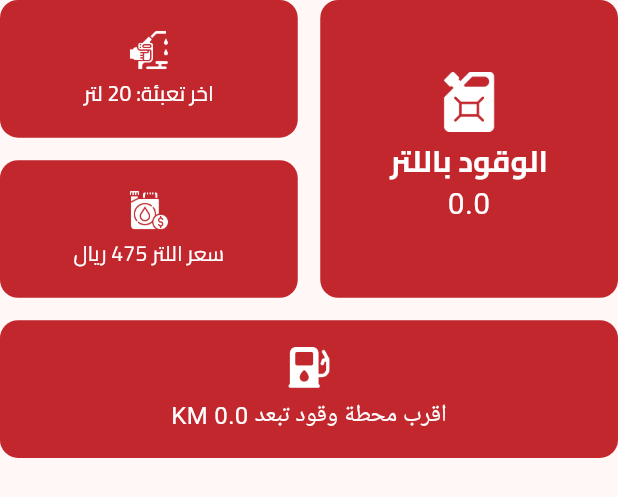
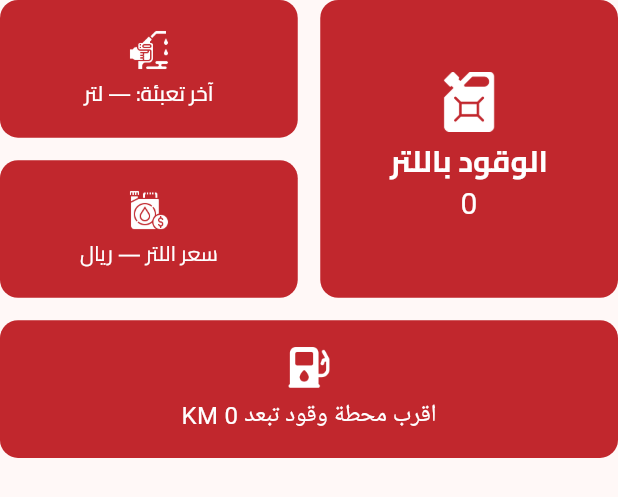
Before and after one commit to odaibishr/Car-Fuel-Monitor, a Flutter app: the CarInfoList widget shown alone on an empty page, opened directly with empty values, on a phone screen of 412 x 824 dp. Shown: the top 497 px of the screen. Run offline on Flutter 3.47's test engine with Material 3 defaults, Android fonts, the phone set to English and light mode, and no system bars; our stand-ins replace bloc, cloud_firestore, dartz, dashed_circular_progress_bar, dio, firebase_core and 7 more; accounts and stored records are empty; network calls fail.

Commit message:
refactor car info list and add liters card & refill card

```diff
--- a/lib/components/car_info_list.dart
+++ /dev/null
@@ -1,145 +0,0 @@
-// ignore_for_file: public_member_api_docs, sort_constructors_first
-import 'package:flutter/material.dart';
-import 'package:flutter_staggered_grid_view/flutter_staggered_grid_view.dart';
-
-import 'package:car_monitor/components/cart_info.dart';
-
-import '../car_assets.dart';
-import '../core/theme/font_styles.dart';
-
-// ignore: must_be_immutable
-class CarInfoList extends StatelessWidget {
-  CarInfoList({
-    super.key,
-    required this.fuelLetters,
-    required this.nearestDistance,
-  });
-  final double fuelLetters;
-  final double nearestDistance;
-
-  List<Map<String, dynamic>> contents = [
-    {
-      'image': const Image(
-          image: AssetImage(Assets.assetsAssetsFuelPump),
-          height: 40,
-          width: 40),
-      'text': const Text(
-        "اخر تعبئة: 20 لتر",
-        style: TextStyle(
-            color: Colors.white, fontSize: 20, fontWeight: FontWeight.w500),
-      ),
-    },
-    {
-      'image': const Image(
-          image: AssetImage(Assets.assetsAssetsGasoline),
-          height: 28,
-          width: 28),
-      'text': const Text(
-        "اخر تعبئة: 20 لتر",
-        style: TextStyle(
-            color: Colors.white, fontSize: 14, fontWeight: FontWeight.w500),
-      ),
-    },
-    {
-      'image': const Image(
-          image: AssetImage(Assets.assetsAssetsFuelMoney),
-          height: 28,
-          width: 28),
-      'text': const Text(
-        "سعر اللتر ${475} ريال",
-        style: TextStyle(color: Colors.white, fontSize: 14),
-      ),
-    },
-    const {
-      'image': Image(
-          image: AssetImage(Assets.assetsAssetsFuelPump),
-          height: 30,
-          width: 30),
-      'text': Text(
-        "اقرب محطة وقود ${1}k",
-        style: TextStyle(color: Colors.white, fontSize: 16),
-      ),
-    }
-  ];
-
-  @override
-  Widget build(BuildContext context) {
-    return GridView.custom(
-        shrinkWrap: true,
-        gridDelegate: SliverQuiltedGridDelegate(
-          crossAxisCount: 4,
-          mainAxisSpacing: 15.0,
-          crossAxisSpacing: 15.0,
-          repeatPattern: QuiltedGridRepeatPattern.inverted,
-          pattern: const [
-            QuiltedGridTile(2, 2),
-            QuiltedGridTile(1, 2),
-            QuiltedGridTile(1, 2),
-            QuiltedGridTile(1, 4),
-          ],
-        ),
-        childrenDelegate: SliverChildBuilderDelegate(
-          (context, index) => index == 0
-              ? CartInfo(
-                  text: Text.rich(
-                    textAlign: TextAlign.center,
-                    TextSpan(
-                      children: [
-                        const TextSpan(
-                          text: "الوقود باللتر \n",
-                          style: FontStyles.titleWhite, // تنسيق النص الأول
-                        ),
-                        TextSpan(
-                          text: "$fuelLetters ", // قيمة fuelLetters
-                          style: const TextStyle(
-                            color: Colors.white,
-                            fontSize: 20,
-                          ),
-                        ),
-                      ],
-                    ),
-                  ),
-                  image: const Image(
-                    image: AssetImage(Assets.assetsAssetsGasCan),
-                    height: 40,
-                    width: 40,
-                  ),
-                )
-              : index == 3
-                  ? CartInfo(
-                      text: Text.rich(
-                        textAlign: TextAlign.center,
-                        TextSpan(
-                          children: [
-                            const TextSpan(
-                              text: "اقرب محطة وقود تبعد",
-                              style: TextStyle(
-                                fontSize: 16,
-                                color: Colors.white,
-                              ), // تنسيق النص الأول
-                            ),
-                            TextSpan(
-                              text:
-                                  " $nearestDistance KM", // قيمة nearestDistance
-                              style: const TextStyle(
-                                color: Colors.white,
-                                fontSize: 16,
-                              ),
-                            ),
-                          ],
-                        ),
-                      ),
-                      image: const Image(
-                        image: AssetImage(Assets.assetsAssetsFuelPump),
-                        height: 30,
-                        width: 30,
-                      ),
-                    )
-                  : CartInfo(
-                      text: contents[index]["text"],
-                      image: contents[index]["image"],
-                    ),
-          childCount: 4,
-        ));
-  }
-}
--- a/lib/features/home/presentation/views/home_screen.dart
+++ b/lib/features/home/presentation/views/home_screen.dart
@@ -1,4 +1,4 @@
-import 'package:car_monitor/components/car_info_list.dart';
+import 'package:car_monitor/features/home/presentation/views/widgets/car_info_list.dart';
 import 'package:car_monitor/core/theme/color_styles.dart';
 import 'package:car_monitor/core/theme/font_styles.dart';
 import 'package:car_monitor/core/widgets/custom_loader.dart';
--- /dev/null
+++ b/lib/features/home/presentation/views/widgets/car_info_list.dart
@@ -0,0 +1,128 @@
+// ignore_for_file: public_member_api_docs, sort_constructors_first
+import 'package:car_monitor/features/home/presentation/views/widgets/fuel_liters_card.dart';
+import 'package:car_monitor/features/home/presentation/views/widgets/last_refill_card.dart';
+import 'package:flutter/material.dart';
+import 'package:flutter_staggered_grid_view/flutter_staggered_grid_view.dart';
+
+import 'package:car_monitor/features/home/presentation/views/widgets/cart_info.dart';
+
+import '../../../../../car_assets.dart';
+import '../../../../../core/theme/font_styles.dart';
+
+class CarInfoList extends StatelessWidget {
+  const CarInfoList({
+    super.key,
+    required this.fuelLetters,
+    required this.nearestDistance,
+    this.lastRefillLiters,
+    this.fuelPricePerLiter,
+  });
+
+  final double fuelLetters;
+
+  final double nearestDistance;
+
+  /// Optional: Last refill liters (if available)
+  final double? lastRefillLiters;
+
+  final num? fuelPricePerLiter;
+
+  @override
+  Widget build(BuildContext context) {
+    return GridView.custom(
+      shrinkWrap: true,
+      physics: const NeverScrollableScrollPhysics(),
+      gridDelegate: SliverQuiltedGridDelegate(
+        crossAxisCount: 4,
+        mainAxisSpacing: 15.0,
+        crossAxisSpacing: 15.0,
+        repeatPattern: QuiltedGridRepeatPattern.inverted,
+        pattern: const [
+          QuiltedGridTile(2, 2),
+          QuiltedGridTile(1, 2),
+          QuiltedGridTile(1, 2),
+          QuiltedGridTile(1, 4),
+        ],
+      ),
+      childrenDelegate: SliverChildListDelegate.fixed([
+        FuelLitersCard(liters: fuelLetters),
+        LastRefillCard(liters: lastRefillLiters),
+        FuelPriceCard(pricePerLiter: fuelPricePerLiter),
+        NearestStationCard(distanceKm: nearestDistance),
+      ]),
+    );
+  }
+}
+
+
+
+class FuelPriceCard extends StatelessWidget {
+  const FuelPriceCard({super.key, this.pricePerLiter});
+  final num? pricePerLiter;
+
+  @override
+  Widget build(BuildContext context) {
+    final String priceText = pricePerLiter != null
+        ? pricePerLiter is int
+            ? pricePerLiter.toString()
+            : (pricePerLiter as num).toStringAsFixed(2)
+        : "—";
+    return CartInfo(
+      text: Text(
+        "سعر اللتر $priceText ريال",
+        style: const TextStyle(
+          color: Colors.white,
+          fontSize: 14,
+        ),
+        textAlign: TextAlign.center,
+      ),
+      image: const Image(
+        image: AssetImage(Assets.assetsAssetsFuelMoney),
+        height: 28,
+        width: 28,
+        semanticLabel: 'Fuel price icon',
+      ),
+    );
+  }
+}
+
+class NearestStationCard extends StatelessWidget {
+  const NearestStationCard({super.key, required this.distanceKm});
+  final double distanceKm;
+
+  @override
+  Widget build(BuildContext context) {
+    final String distText = distanceKm % 1 == 0
+        ? distanceKm.toStringAsFixed(0)
+        : distanceKm.toStringAsFixed(1);
+    return CartInfo(
+      text: Text.rich(
+        textAlign: TextAlign.center,
+        TextSpan(
+          children: [
+            const TextSpan(
+              text: "اقرب محطة وقود تبعد",
+              style: TextStyle(
+                fontSize: 16,
+                color: Colors.white,
+              ),
+            ),
+            TextSpan(
+              text: " $distText KM",
+              style: const TextStyle(
+                color: Colors.white,
+                fontSize: 16,
+              ),
+            ),
+          ],
+        ),
+      ),
+      image: const Image(
+        image: AssetImage(Assets.assetsAssetsFuelPump),
+        height: 30,
+        width: 30,
+        semanticLabel: 'Nearest station icon',
+      ),
+    );
+  }
+}
--- a/lib/components/cart_info.dart
+++ b/lib/features/home/presentation/views/widgets/cart_info.dart
@@ -1,11 +1,8 @@
-// ignore_for_file: public_member_api_docs, sort_constructors_first
 import 'package:flutter/material.dart';
 
-import '../core/theme/color_styles.dart';
+import '../../../../../core/theme/color_styles.dart';
 
-class CartInfo extends StatefulWidget {
-
-
+class CartInfo extends StatelessWidget {
   final Text text;
   final Image image;
   const CartInfo({
@@ -13,12 +10,6 @@ class CartInfo extends StatefulWidget {
     required this.text,
     required this.image,
   });
-
-  @override
-  State<CartInfo> createState() => _CartInfoState();
-}
-
-class _CartInfoState extends State<CartInfo> {
 
   @override
   Widget build(BuildContext context) {
@@ -32,9 +23,9 @@ class _CartInfoState extends State<CartInfo> {
           mainAxisAlignment: MainAxisAlignment.center,
           crossAxisAlignment: CrossAxisAlignment.center,
           children: [
-            widget.image,
+            image,
             const SizedBox(height: 5),
-            widget.text,
+            text,
           ],
         ),
       ),
--- /dev/null
+++ b/lib/features/home/presentation/views/widgets/fuel_liters_card.dart
@@ -0,0 +1,41 @@
+import 'package:car_monitor/car_assets.dart';
+import 'package:car_monitor/core/theme/font_styles.dart';
+import 'package:car_monitor/features/home/presentation/views/widgets/cart_info.dart';
+import 'package:flutter/material.dart';
+
+class FuelLitersCard extends StatelessWidget {
+  const FuelLitersCard({super.key, required this.liters});
+  final double liters;
+
+  @override
+  Widget build(BuildContext context) {
+    final String litersText =
+        liters % 1 == 0 ? liters.toStringAsFixed(0) : liters.toStringAsFixed(1);
+    return CartInfo(
+      text: Text.rich(
+        textAlign: TextAlign.center,
+        TextSpan(
+          children: [
+            const TextSpan(
+              text: "الوقود باللتر \n",
+              style: FontStyles.titleWhite,
+            ),
+            TextSpan(
+              text: "$litersText ",
+              style: const TextStyle(
+                color: Colors.white,
+                fontSize: 20,
+              ),
+            ),
+          ],
+        ),
+      ),
+      image: const Image(
+        image: AssetImage(Assets.assetsAssetsGasCan),
+        height: 40,
+        width: 40,
+        semanticLabel: 'Fuel liters icon',
+      ),
+    );
+  }
+}
--- /dev/null
+++ b/lib/features/home/presentation/views/widgets/last_refill_card.dart
@@ -0,0 +1,34 @@
+import 'package:car_monitor/car_assets.dart';
+import 'package:flutter/material.dart';
+import 'package:car_monitor/features/home/presentation/views/widgets/cart_info.dart';
+
+class LastRefillCard extends StatelessWidget {
+  const LastRefillCard({super.key, this.liters});
+  final double? liters;
+
+  @override
+  Widget build(BuildContext context) {
+    final String valueText = liters == null
+        ? "—"
+        : (liters! % 1 == 0
+            ? liters!.toStringAsFixed(0)
+            : liters!.toStringAsFixed(1));
+    return CartInfo(
+      text: Text(
+        "آخر تعبئة: $valueText لتر",
+        style: const TextStyle(
+          color: Colors.white,
+          fontSize: 14,
+          fontWeight: FontWeight.w500,
+        ),
+        textAlign: TextAlign.center,
+      ),
+      image: const Image(
+        image: AssetImage(Assets.assetsAssetsGasoline),
+        height: 28,
+        width: 28,
+        semanticLabel: 'Last refill icon',
+      ),
+    );
+  }
+}
--- a/lib/screens/home_screen.dart
+++ b/lib/screens/home_screen.dart
@@ -3,7 +3,7 @@ import 'dart:developer';
 import 'dart:convert';
 
 import 'package:http/http.dart' as http;
-import 'package:car_monitor/components/car_info_list.dart';
+import 'package:car_monitor/features/home/presentation/views/widgets/car_info_list.dart';
 import 'package:car_monitor/core/theme/color_styles.dart';
 import 'package:dashed_circular_progress_bar/dashed_circular_progress_bar.dart';
 import 'package:flutter/material.dart';
```
